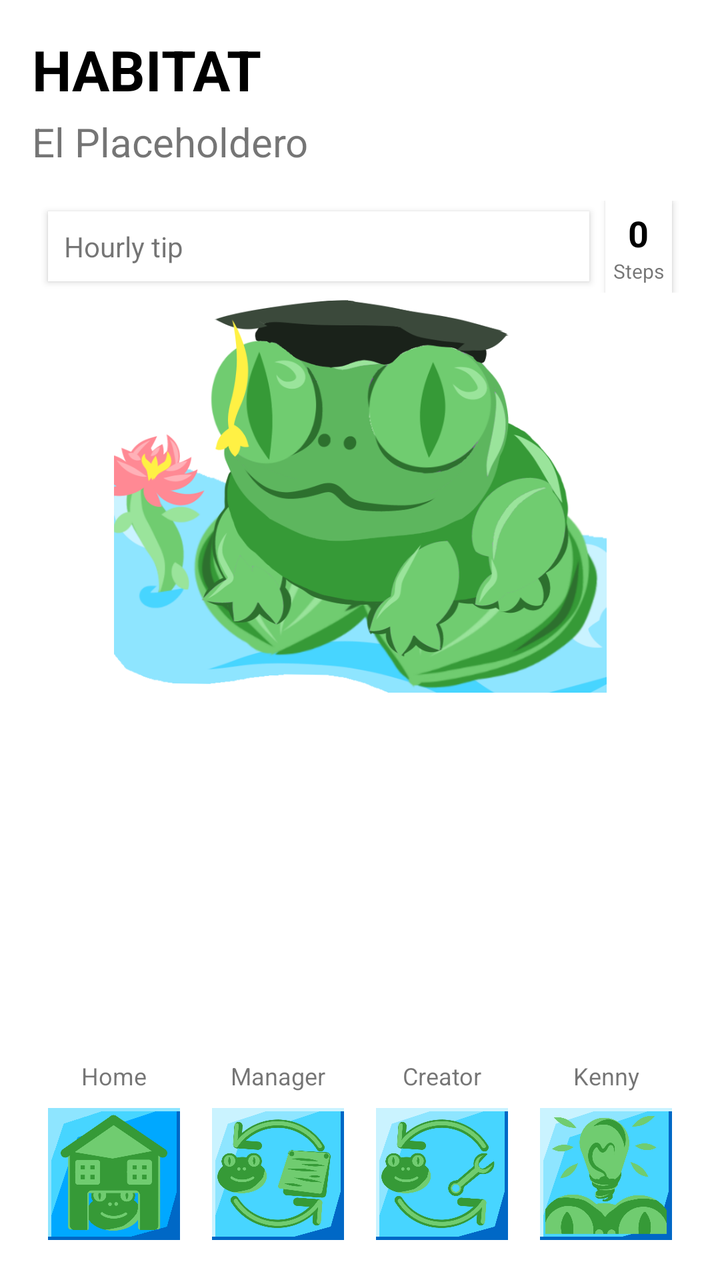
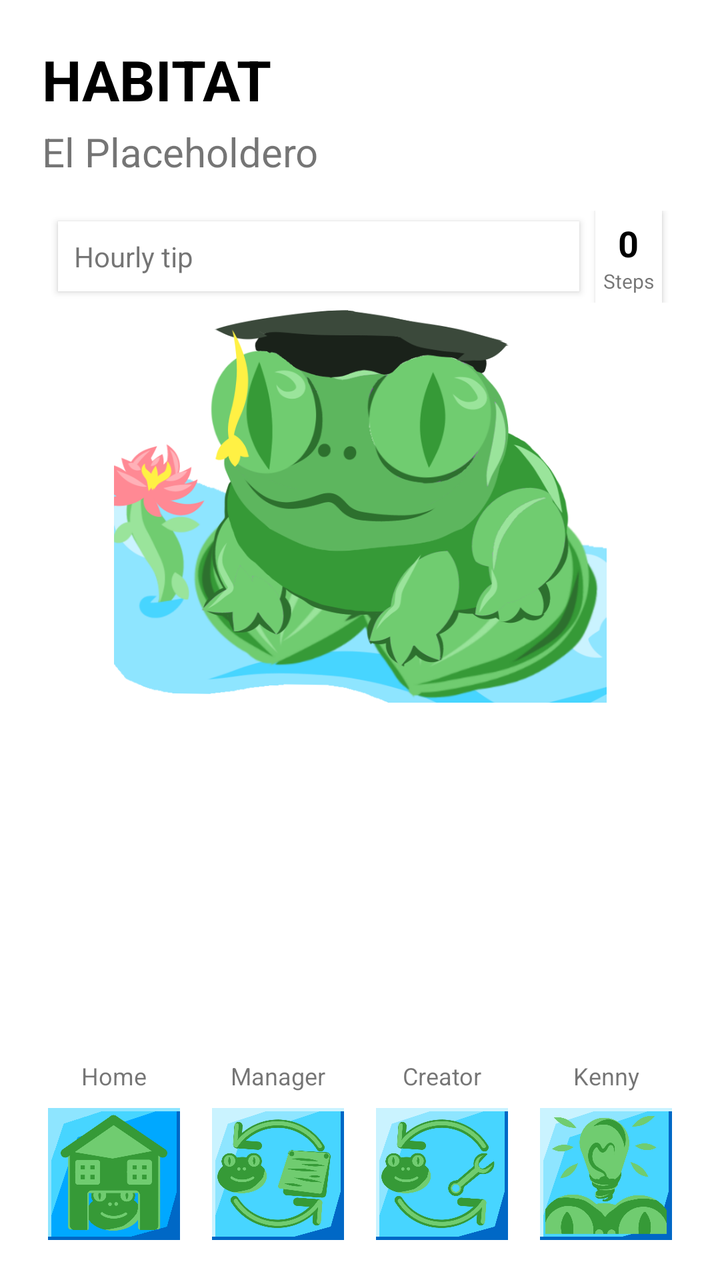

Screens rendered from an Android XML layout before and after an edit, with the pre-edit source and the edit as a unified diff.
<!-- AndroidManifest.xml: application theme Theme.IntroductionToMobileSystems -->
<!-- res/layout/activity_main.xml -->
<?xml version="1.0" encoding="utf-8"?>
<RelativeLayout xmlns:android="http://schemas.android.com/apk/res/android"
    xmlns:tools="http://schemas.android.com/tools"
    android:layout_width="match_parent"
    android:layout_height="match_parent">

    <LinearLayout
        android:id="@+id/mainLayout"
        android:layout_width="match_parent"
        android:layout_height="match_parent"
        android:orientation="vertical"
        android:padding="16dp"
        android:background="@color/bg"
        android:layout_above="@id/buttonLayout"
        tools:context=".MainActivity">

        <TextView
            android:id="@+id/tvTitle"
            android:layout_width="wrap_content"
            android:layout_height="wrap_content"
            android:text="@string/habitat"
            android:textSize="28sp"
            android:textStyle="bold"
            android:textColor="#000000" />

        <TextView
            android:id="@+id/tvSubtitle"
            android:layout_width="wrap_content"
            android:layout_height="wrap_content"
            android:layout_marginTop="4dp"
            android:text="@string/isYourHabitGood"
            android:textSize="20sp"/>

        <LinearLayout
            android:layout_width="match_parent"
            android:layout_height="wrap_content"
            android:orientation="horizontal"
            android:layout_marginTop="16dp"
            android:gravity="center_vertical">

            <TextView
                android:id="@+id/tvBubble"
                android:layout_width="0dp"
                android:layout_height="wrap_content"
                android:layout_weight="1"
                android:text="@string/drink_some_water_your_lips_dry"
                android:background="@color/white"
                android:padding="8dp"
                android:layout_marginStart="8dp"
                android:elevation="2dp" />

            <LinearLayout
                android:layout_width="wrap_content"
                android:layout_height="wrap_content"
                android:orientation="vertical"
                android:gravity="center"
                android:layout_marginStart="8dp"
                android:layout_marginEnd="8dp"
                android:padding="4dp"
                android:background="@android:color/white"
                android:elevation="2dp">

                <TextView
                    android:id="@+id/tvSteps"
                    android:layout_width="wrap_content"
                    android:layout_height="wrap_content"
                    android:text="0"
                    android:textSize="18sp"
                    android:textStyle="bold"
                    android:textColor="#000000"/>

                <TextView
                    android:layout_width="wrap_content"
                    android:layout_height="wrap_content"
                    android:text="Steps"
                    android:textSize="10sp"/>
            </LinearLayout>
        </LinearLayout>

        <ImageView
            android:id="@+id/imgFrog"
            android:layout_width="345dp"
            android:layout_height="200dp"
            android:layout_gravity="center_horizontal"
            android:layout_marginBottom="16dp"
            android:contentDescription="@string/frog"
            android:src="@drawable/kenny" />

        <LinearLayout
            android:layout_width="377dp"
            android:layout_height="wrap_content"
            android:gravity="center">

            <androidx.recyclerview.widget.RecyclerView
                android:id="@+id/rvHabits"
                android:layout_width="match_parent"
                android:layout_height="wrap_content"
                android:layout_marginTop="8dp" />
        </LinearLayout>

        <View
            android:layout_width="match_parent"
            android:layout_height="0dp"
            android:layout_weight="1" />

        <ImageView
            android:id="@+id/imgMore"
            android:layout_width="match_parent"
            android:layout_height="100dp"
            android:src="@drawable/kenevenmore"
            android:visibility="gone"
            android:scaleType="fitCenter"
            android:contentDescription="More habits needed"
            android:layout_marginTop="16dp"/>

    </LinearLayout>

    <LinearLayout
        android:id="@+id/buttonLayout"
        style="?android:attr/buttonBarStyle"
        android:layout_width="match_parent"
        android:layout_height="wrap_content"
        android:orientation="vertical"
        android:padding="16dp"
        android:layout_alignParentBottom="true">

        <LinearLayout
            android:layout_width="match_parent"
            android:layout_height="wrap_content"
            android:orientation="horizontal"
            android:layout_gravity="center_horizontal"
            android:paddingBottom="4dp">
            <TextView android:layout_width="0dp" android:layout_height="wrap_content" android:layout_weight="1" android:gravity="center" android:text="Home" android:textSize="12sp"/>
            <TextView android:layout_width="0dp" android:layout_height="wrap_content" android:layout_weight="1" android:text="Manager" android:gravity="center" android:textSize="12sp"/>
            <TextView android:layout_width="0dp" android:layout_height="wrap_content" android:layout_weight="1" android:text="Creator" android:gravity="center" android:textSize="12sp"/>
            <TextView android:layout_width="0dp" android:layout_height="wrap_content" android:layout_weight="1" android:gravity="center" android:text="Kenny" android:textSize="12sp"/>
        </LinearLayout>

        <LinearLayout
            android:layout_width="match_parent"
            android:layout_height="wrap_content"
            android:orientation="horizontal">
            <ImageButton android:id="@+id/btn_home_back" style="?android:attr/buttonBarButtonStyle" android:layout_width="0dp" android:layout_height="wrap_content" android:layout_weight="1" android:adjustViewBounds="true" android:scaleType="fitCenter" android:src="@drawable/button_home_p"/>
            <ImageButton android:id="@+id/mbutton" style="?android:attr/buttonBarButtonStyle" android:layout_width="0dp" android:layout_height="wrap_content" android:layout_weight="1" android:adjustViewBounds="true" android:scaleType="fitCenter" android:src="@drawable/button_manager"/>
            <ImageButton android:id="@+id/cbutton" style="?android:attr/buttonBarButtonStyle" android:layout_width="0dp" android:layout_height="wrap_content" android:layout_weight="1" android:adjustViewBounds="true" android:scaleType="fitCenter" android:src="@drawable/button_creator"/>
            <ImageButton android:id="@+id/kbutton" style="?android:attr/buttonBarButtonStyle" android:layout_width="0dp" android:layout_height="wrap_content" android:layout_weight="1" android:adjustViewBounds="true" android:scaleType="fitCenter" android:src="@drawable/button_kenny"/>
        </LinearLayout>
    </LinearLayout>

</RelativeLayout>
<!-- resources referenced by this layout -->
<resources>
  <color name="bg">#FFFFFF</color>
  <color name="white">#FFFFFFFF</color>
  <!-- drawable button_creator: png bitmap (drawable, 73138 bytes) -->
  <!-- drawable button_home_p: png bitmap (drawable, 41459 bytes) -->
  <!-- drawable button_kenny: png bitmap (drawable, 54909 bytes) -->
  <!-- drawable button_manager: png bitmap (drawable, 75204 bytes) -->
  <!-- drawable kenevenmore: png bitmap (drawable, 101446 bytes) -->
  <!-- drawable kenny: png bitmap (drawable, 145966 bytes) -->
  <string name="drink_some_water_your_lips_dry">Hourly tip</string>
  <string name="frog">frog</string>
  <string name="habitat">HABITAT</string>
  <string name="isYourHabitGood">El Placeholdero</string>
  <style name="Theme.IntroductionToMobileSystems" parent="Theme.MaterialComponents.DayNight.NoActionBar">
          
          <item name="colorPrimary">@color/purple_500</item>
          <item name="colorPrimaryVariant">@color/purple_700</item>
          <item name="colorOnPrimary">@color/white</item>
          
          <item name="colorSecondary">@color/teal_200</item>
          <item name="colorSecondaryVariant">@color/teal_700</item>
          <item name="colorOnSecondary">@color/black</item>
          
          <item name="android:statusBarColor">?attr/colorPrimaryVariant</item>
          
      </style>
  <color name="purple_500">#FF6200EE</color>
  <color name="purple_700">#FF3700B3</color>
  <color name="teal_200">#FF03DAC5</color>
  <color name="teal_700">#FF018786</color>
  <color name="black">#FF000000</color>
</resources>

<!-- the commit's change to res/layout/activity_main.xml (unified diff, before → after) -->
@@ -9,7 +9,7 @@
         android:layout_width="match_parent"
         android:layout_height="match_parent"
         android:orientation="vertical"
-        android:padding="16dp"
+        android:padding="21dp"
         android:background="@color/bg"
         android:layout_above="@id/buttonLayout"
         tools:context=".MainActivity">
@@ -107,7 +107,7 @@
             android:id="@+id/imgMore"
             android:layout_width="match_parent"
             android:layout_height="100dp"
-            android:src="@drawable/kenevenmore"
+            android:src="@drawable/kenmore"
             android:visibility="gone"
             android:scaleType="fitCenter"
             android:contentDescription="More habits needed"
<!-- resource entries referenced after the edit -->
@@ -6,7 +6,7 @@
   <!-- drawable button_home_p: png bitmap (drawable, 41459 bytes) -->
   <!-- drawable button_kenny: png bitmap (drawable, 54909 bytes) -->
   <!-- drawable button_manager: png bitmap (drawable, 75204 bytes) -->
-  <!-- drawable kenevenmore: png bitmap (drawable, 101446 bytes) -->
+  <!-- drawable kenmore: png bitmap (drawable, 124769 bytes) -->
   <!-- drawable kenny: png bitmap (drawable, 145966 bytes) -->
   <string name="drink_some_water_your_lips_dry">Hourly tip</string>
   <string name="frog">frog</string>
